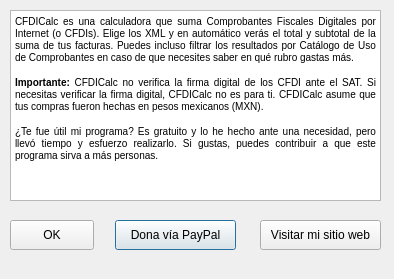
Before: the Qt Designer form acerca.ui in Gargadon/CFDICalc, drawn with Qt 5.
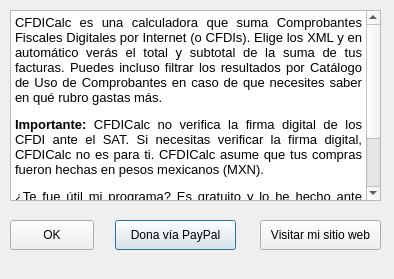
After: the same form once the commit is applied. Icons and pictures are not drawn.

The edit to the form file:
```diff
--- a/acerca.ui
+++ b/acerca.ui
@@ -37,9 +37,10 @@
 li.unchecked::marker { content: &quot;\2610&quot;; }
 li.checked::marker { content: &quot;\2612&quot;; }
 &lt;/style&gt;&lt;/head&gt;&lt;body style=&quot; font-family:'Liberation Sans'; font-size:10pt; font-weight:400; font-style:normal;&quot;&gt;
-&lt;p align=&quot;justify&quot; style=&quot; margin-top:12px; margin-bottom:12px; margin-left:0px; margin-right:0px; -qt-block-indent:0; text-indent:0px;&quot;&gt;&lt;span style=&quot; font-family:'MS Shell Dlg 2'; font-size:7.8pt;&quot;&gt;CFDICalc es una calculadora que suma Comprobantes Fiscales Digitales por Internet (o CFDIs). Elige los XML y en automático verás el total y subtotal de la suma de tus facturas. Puedes incluso filtrar los resultados por Catálogo de Uso de Comprobantes en caso de que necesites saber en qué rubro gastas más.&lt;/span&gt;&lt;/p&gt;
-&lt;p align=&quot;justify&quot; style=&quot; margin-top:12px; margin-bottom:12px; margin-left:0px; margin-right:0px; -qt-block-indent:0; text-indent:0px;&quot;&gt;&lt;span style=&quot; font-family:'MS Shell Dlg 2'; font-size:7.8pt; font-weight:600;&quot;&gt;Importante:&lt;/span&gt;&lt;span style=&quot; font-family:'MS Shell Dlg 2'; font-size:7.8pt;&quot;&gt; CFDICalc no verifica la firma digital de los CFDI ante el SAT. Si necesitas verificar la firma digital, CFDICalc no es para ti. CFDICalc asume que tus compras fueron hechas en pesos mexicanos (MXN).&lt;/span&gt;&lt;/p&gt;
-&lt;p align=&quot;justify&quot; style=&quot; margin-top:12px; margin-bottom:12px; margin-left:0px; margin-right:0px; -qt-block-indent:0; text-indent:0px;&quot;&gt;&lt;span style=&quot; font-family:'MS Shell Dlg 2'; font-size:7.8pt;&quot;&gt;¿Te fue útil mi programa? Es gratuito y lo he hecho ante una necesidad, pero llevó tiempo y esfuerzo realizarlo. Si gustas, puedes contribuir a que este programa sirva a más personas.&lt;/span&gt;&lt;/p&gt;&lt;/body&gt;&lt;/html&gt;</string>
+&lt;p align=&quot;justify&quot; style=&quot; margin-top:12px; margin-bottom:12px; margin-left:0px; margin-right:0px; -qt-block-indent:0; text-indent:0px;&quot;&gt;&lt;span style=&quot; font-family:'MS Shell Dlg 2';&quot;&gt;CFDICalc es una calculadora que suma Comprobantes Fiscales Digitales por Internet (o CFDIs). Elige los XML y en automático verás el total y subtotal de la suma de tus facturas. Puedes incluso filtrar los resultados por Catálogo de Uso de Comprobantes en caso de que necesites saber en qué rubro gastas más.&lt;/span&gt;&lt;/p&gt;
+&lt;p align=&quot;justify&quot; style=&quot; margin-top:12px; margin-bottom:12px; margin-left:0px; margin-right:0px; -qt-block-indent:0; text-indent:0px;&quot;&gt;&lt;span style=&quot; font-family:'MS Shell Dlg 2'; font-weight:600;&quot;&gt;Importante:&lt;/span&gt;&lt;span style=&quot; font-family:'MS Shell Dlg 2';&quot;&gt; CFDICalc no verifica la firma digital de los CFDI ante el SAT. Si necesitas verificar la firma digital, CFDICalc no es para ti. CFDICalc asume que tus compras fueron hechas en pesos mexicanos (MXN).&lt;/span&gt;&lt;/p&gt;
+&lt;p align=&quot;justify&quot; style=&quot; margin-top:12px; margin-bottom:12px; margin-left:0px; margin-right:0px; -qt-block-indent:0; text-indent:0px;&quot;&gt;&lt;span style=&quot; font-family:'MS Shell Dlg 2';&quot;&gt;¿Te fue útil mi programa? Es gratuito y lo he hecho ante una necesidad, pero llevó tiempo y esfuerzo realizarlo. Si gustas, puedes contribuir a que este programa sirva a más personas.&lt;/span&gt;&lt;/p&gt;
+&lt;p align=&quot;justify&quot; style=&quot; margin-top:12px; margin-bottom:12px; margin-left:0px; margin-right:0px; -qt-block-indent:0; text-indent:0px;&quot;&gt;&lt;span style=&quot; font-family:'MS Shell Dlg 2';&quot;&gt;David Kantun, 2019 - ?&lt;/span&gt;&lt;/p&gt;&lt;/body&gt;&lt;/html&gt;</string>
    </property>
   </widget>
   <widget class="QPushButton" name="paypal">
```
